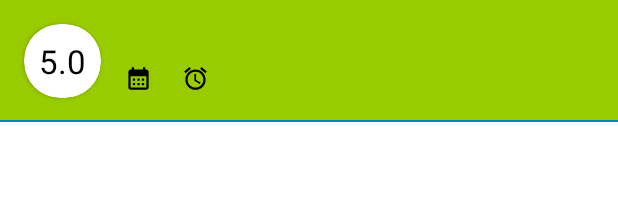
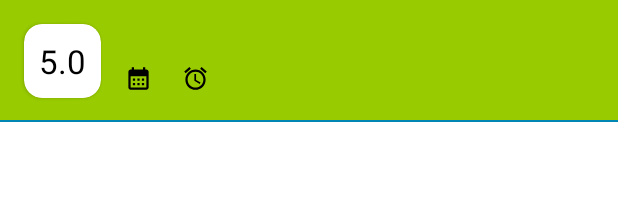
Before and after one commit to AAyar94/Earthquakes, an Android app: the layout row_layout_earthquake.xml on its own in the app's theme, with its tools: preview values and no code run, on a phone screen of 412 x 824 dp. Shown: the top 213 px of the screen. Run offline under Robolectric (Android 15) with nearby library versions, the phone set to English and light mode, and no system bars; network calls fail; Roboto replaces fonts that are not available here.

Commit message:
cardView Corner Radius fixed

```diff
--- a/app/src/main/res/layout/row_layout_earthquake.xml
+++ b/app/src/main/res/layout/row_layout_earthquake.xml
@@ -13,7 +13,7 @@
         android:layout_marginStart="16dp"
         android:layout_marginTop="16dp"
         android:layout_marginBottom="16dp"
-        app:cardCornerRadius="24dp"
+        app:cardCornerRadius="12dp"
         app:layout_constraintBottom_toBottomOf="parent"
         app:layout_constraintStart_toStartOf="parent"
         app:layout_constraintTop_toTopOf="parent"
```
